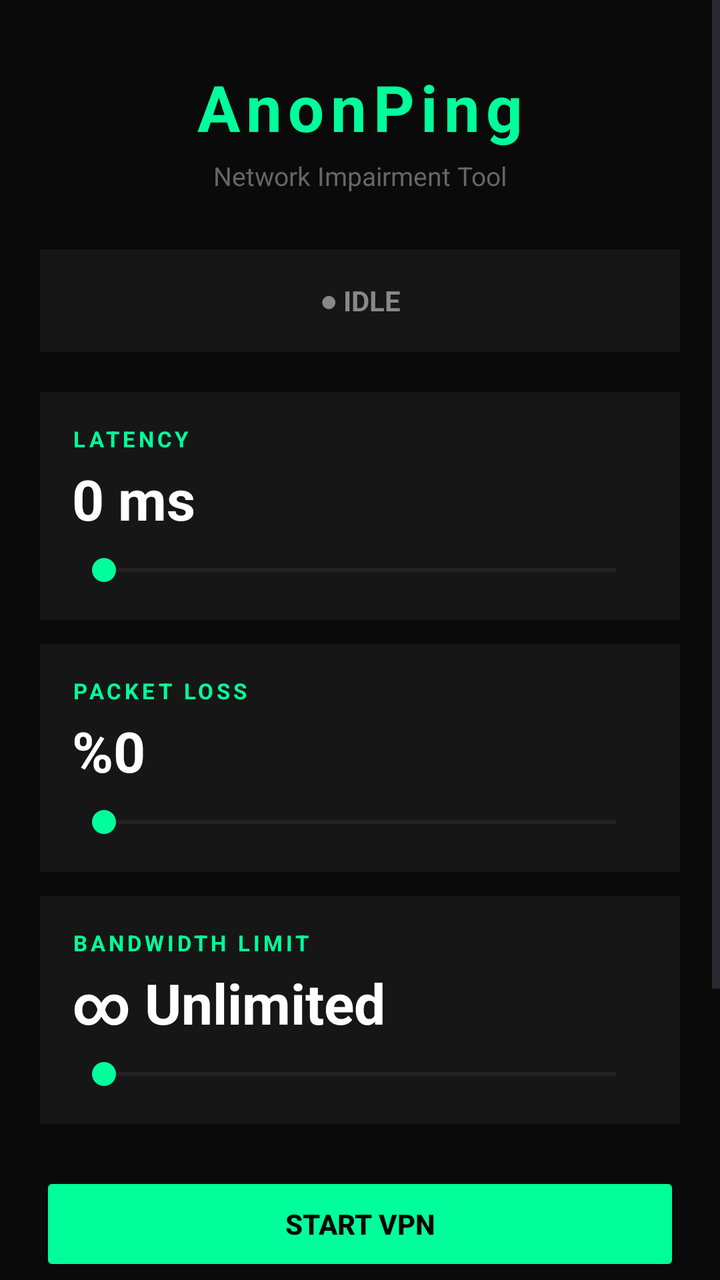
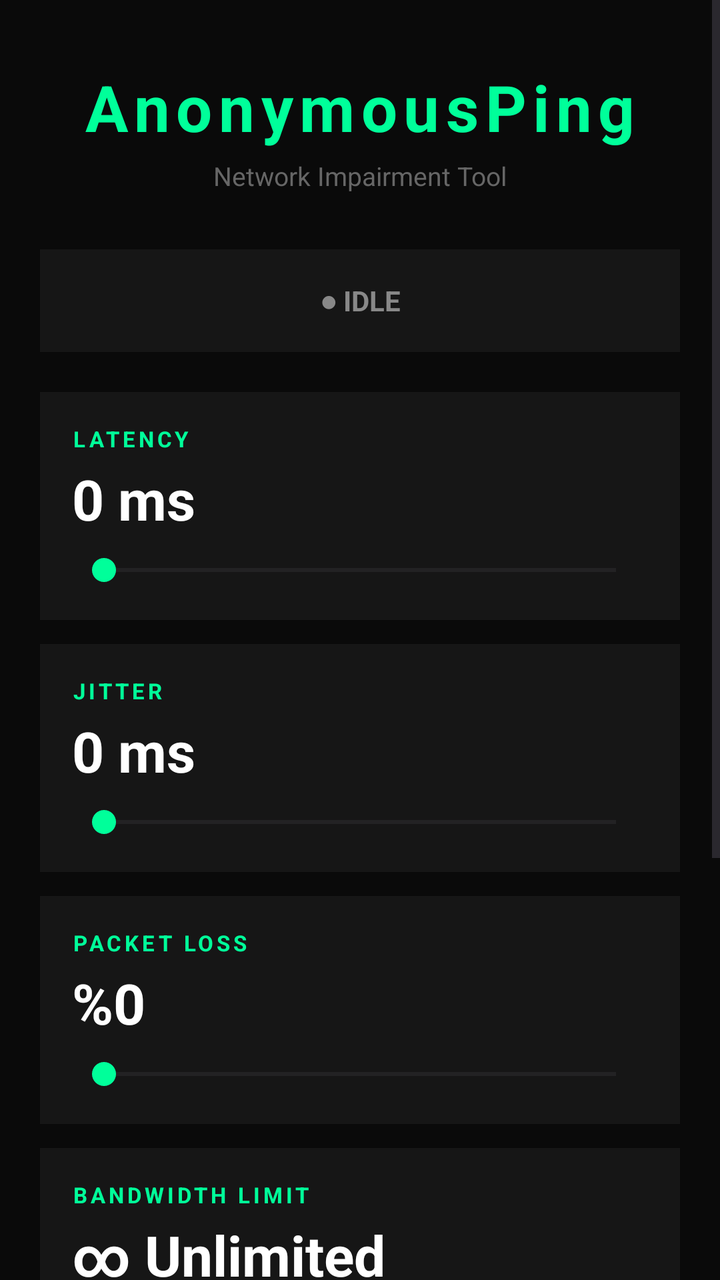

Before-and-after screenshots of an Android layout around one commit, followed by the original layout XML and the change that was made.
<!-- AndroidManifest.xml: application theme Theme.AnonPing -->
<!-- res/layout/activity_main.xml -->
<?xml version="1.0" encoding="utf-8"?>
<ScrollView xmlns:android="http://schemas.android.com/apk/res/android"
    android:layout_width="match_parent"
    android:layout_height="match_parent"
    android:background="#0A0A0A"
    android:fillViewport="true">

    <LinearLayout
        android:layout_width="match_parent"
        android:layout_height="wrap_content"
        android:orientation="vertical"
        android:padding="20dp">

        <TextView
            android:id="@+id/tvTitle"
            android:layout_width="match_parent"
            android:layout_height="wrap_content"
            android:text="AnonPing"
            android:textColor="#00FF9A"
            android:textSize="32sp"
            android:textStyle="bold"
            android:gravity="center"
            android:letterSpacing="0.1"
            android:layout_marginTop="12dp"
            android:layout_marginBottom="4dp" />

        <TextView
            android:layout_width="match_parent"
            android:layout_height="wrap_content"
            android:text="Network Impairment Tool"
            android:textColor="#666666"
            android:textSize="13sp"
            android:gravity="center"
            android:layout_marginBottom="28dp" />

        <LinearLayout
            android:id="@+id/statusCard"
            android:layout_width="match_parent"
            android:layout_height="wrap_content"
            android:orientation="vertical"
            android:background="#161616"
            android:padding="16dp"
            android:layout_marginBottom="20dp">

            <TextView
                android:id="@+id/tvStatus"
                android:layout_width="match_parent"
                android:layout_height="wrap_content"
                android:text="● IDLE"
                android:textColor="#888888"
                android:textSize="14sp"
                android:textStyle="bold"
                android:gravity="center" />
        </LinearLayout>

        <LinearLayout
            android:layout_width="match_parent"
            android:layout_height="wrap_content"
            android:orientation="vertical"
            android:background="#161616"
            android:padding="16dp"
            android:layout_marginBottom="12dp">

            <TextView android:layout_width="wrap_content" android:layout_height="wrap_content"
                android:text="LATENCY" android:textColor="#00FF9A" android:textSize="11sp"
                android:textStyle="bold" android:letterSpacing="0.15" />

            <TextView android:id="@+id/tvLatencyValue" android:layout_width="match_parent"
                android:layout_height="wrap_content" android:text="0 ms" android:textColor="#FFFFFF"
                android:textSize="28sp" android:textStyle="bold" android:layout_marginTop="4dp"
                android:layout_marginBottom="8dp" />

            <SeekBar android:id="@+id/seekLatency" android:layout_width="match_parent"
                android:layout_height="wrap_content" android:progressTint="#00FF9A" android:thumbTint="#00FF9A" />
        </LinearLayout>

        <LinearLayout
            android:layout_width="match_parent"
            android:layout_height="wrap_content"
            android:orientation="vertical"
            android:background="#161616"
            android:padding="16dp"
            android:layout_marginBottom="12dp">

            <TextView android:layout_width="wrap_content" android:layout_height="wrap_content"
                android:text="PACKET LOSS" android:textColor="#00FF9A" android:textSize="11sp"
                android:textStyle="bold" android:letterSpacing="0.15" />

            <TextView android:id="@+id/tvLossValue" android:layout_width="match_parent"
                android:layout_height="wrap_content" android:text="%0" android:textColor="#FFFFFF"
                android:textSize="28sp" android:textStyle="bold" android:layout_marginTop="4dp"
                android:layout_marginBottom="8dp" />

            <SeekBar android:id="@+id/seekLoss" android:layout_width="match_parent"
                android:layout_height="wrap_content" android:progressTint="#00FF9A" android:thumbTint="#00FF9A" />
        </LinearLayout>

        <LinearLayout
            android:layout_width="match_parent"
            android:layout_height="wrap_content"
            android:orientation="vertical"
            android:background="#161616"
            android:padding="16dp"
            android:layout_marginBottom="24dp">

            <TextView android:layout_width="wrap_content" android:layout_height="wrap_content"
                android:text="BANDWIDTH LIMIT" android:textColor="#00FF9A" android:textSize="11sp"
                android:textStyle="bold" android:letterSpacing="0.15" />

            <TextView android:id="@+id/tvBandwidthValue" android:layout_width="match_parent"
                android:layout_height="wrap_content" android:text="∞ Unlimited" android:textColor="#FFFFFF"
                android:textSize="28sp" android:textStyle="bold" android:layout_marginTop="4dp"
                android:layout_marginBottom="8dp" />

            <SeekBar android:id="@+id/seekBandwidth" android:layout_width="match_parent"
                android:layout_height="wrap_content" android:progressTint="#00FF9A" android:thumbTint="#00FF9A" />
        </LinearLayout>

        <Button android:id="@+id/btnStart" android:layout_width="match_parent"
            android:layout_height="52dp" android:text="START VPN" android:textColor="#000000"
            android:textStyle="bold" android:backgroundTint="#00FF9A" android:layout_marginBottom="10dp" />

        <Button android:id="@+id/btnStop" android:layout_width="match_parent"
            android:layout_height="52dp" android:text="STOP VPN" android:textColor="#00FF9A"
            android:textStyle="bold" android:backgroundTint="#1A1A1A" android:layout_marginBottom="10dp" />

        <Button android:id="@+id/btnBubble" android:layout_width="match_parent"
            android:layout_height="52dp" android:text="FLOATING BUBBLE" android:textColor="#00FF9A"
            android:textStyle="bold" android:backgroundTint="#1A1A1A" />

        <TextView android:layout_width="match_parent" android:layout_height="wrap_content"
            android:text="UDP full path • TCP requires tun2socks" android:textColor="#444444"
            android:textSize="11sp" android:gravity="center" android:layout_marginTop="20dp"
            android:layout_marginBottom="12dp" />

    </LinearLayout>
</ScrollView>
<!-- resources referenced by this layout -->
<resources>
  <style name="Theme.AnonPing" parent="Theme.Material3.DayNight.NoActionBar">
          <item name="colorPrimary">#00FF9A</item>
          <item name="colorOnPrimary">#000000</item>
          <item name="colorPrimaryContainer">#003D2B</item>
          <item name="android:statusBarColor">#0A0A0A</item>
          <item name="android:navigationBarColor">#0A0A0A</item>
          <item name="android:windowBackground">#0A0A0A</item>
      </style>
</resources>

<!-- the commit's change to res/layout/activity_main.xml (unified diff, before → after) -->
@@ -15,7 +15,7 @@
             android:id="@+id/tvTitle"
             android:layout_width="match_parent"
             android:layout_height="wrap_content"
-            android:text="AnonPing"
+            android:text="AnonymousPing"
             android:textColor="#00FF9A"
             android:textSize="32sp"
             android:textStyle="bold"
@@ -83,6 +83,28 @@
             android:layout_marginBottom="12dp">
 
             <TextView android:layout_width="wrap_content" android:layout_height="wrap_content"
+                android:text="JITTER" android:textColor="#00FF9A" android:textSize="11sp"
+                android:textStyle="bold" android:letterSpacing="0.15" />
+
+            <TextView android:id="@+id/tvJitterValue" android:layout_width="match_parent"
+                android:layout_height="wrap_content" android:text="0 ms" android:textColor="#FFFFFF"
+                android:textSize="28sp" android:textStyle="bold" android:layout_marginTop="4dp"
+                android:layout_marginBottom="8dp" />
+
+            <SeekBar android:id="@+id/seekJitter" android:layout_width="match_parent"
+                android:layout_height="wrap_content" android:max="300"
+                android:progressTint="#00FF9A" android:thumbTint="#00FF9A" />
+        </LinearLayout>
+
+        <LinearLayout
+            android:layout_width="match_parent"
+            android:layout_height="wrap_content"
+            android:orientation="vertical"
+            android:background="#161616"
+            android:padding="16dp"
+            android:layout_marginBottom="12dp">
+
+            <TextView android:layout_width="wrap_content" android:layout_height="wrap_content"
                 android:text="PACKET LOSS" android:textColor="#00FF9A" android:textSize="11sp"
                 android:textStyle="bold" android:letterSpacing="0.15" />
 
